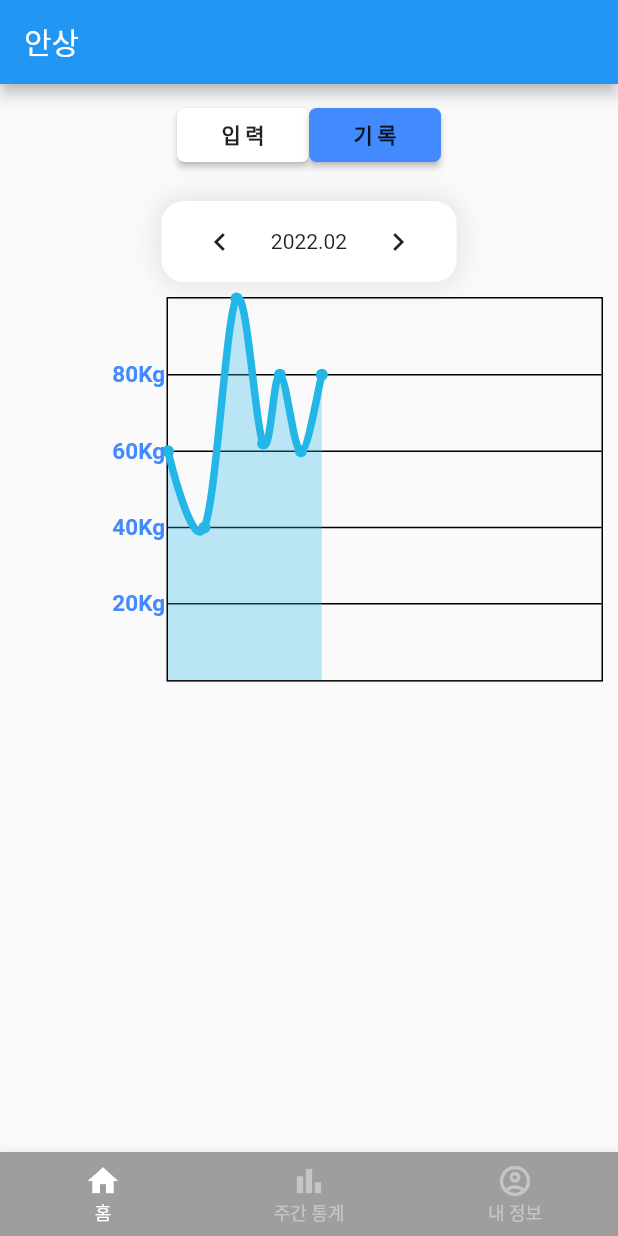
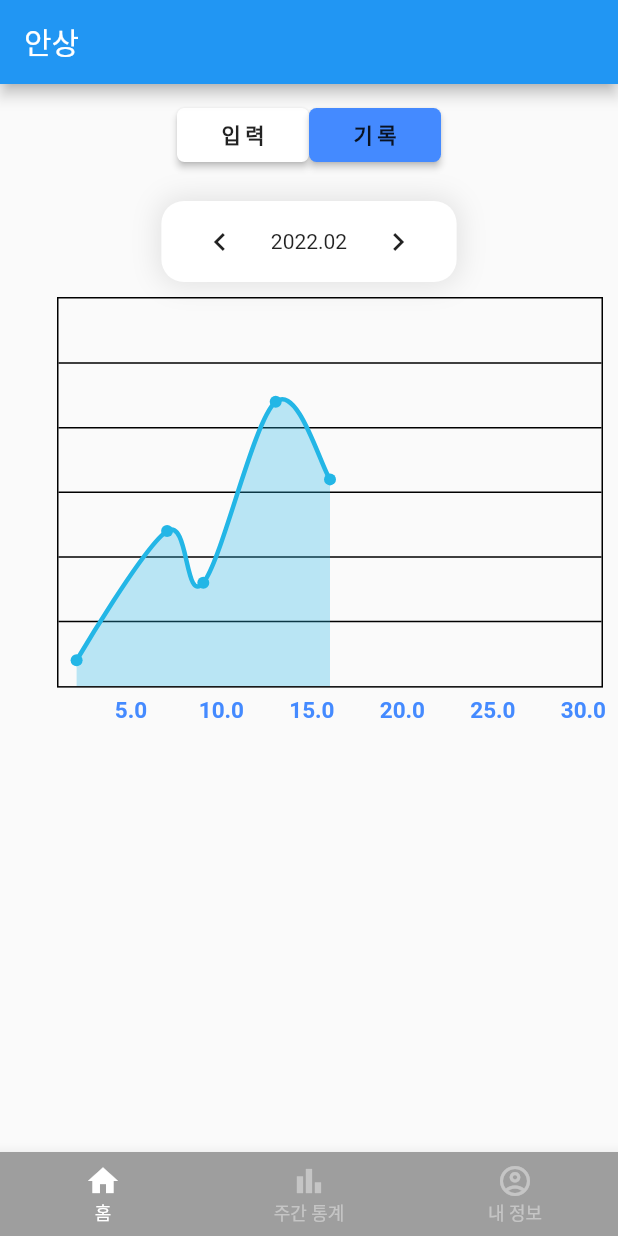
Before and after one commit to AnSang/self_check, a Flutter app: the screen it shows after launch, after a tap on "몸무게", on a phone screen of 412 x 824 dp. Run offline on Flutter 3.47's test engine with Material 2 defaults, Android fonts, the phone set to English and light mode, and no system bars; drawn by our look-alikes of fl_chart; our stand-ins replace firebase_auth, firebase_core, fluttertoast, get, shared_preferences; accounts and stored records are empty.

Commit message:
몸무게 기록 차트 수정 (임시데이터 추가)

```diff
--- a/lib/controller/weight_controller.dart
+++ b/lib/controller/weight_controller.dart
@@ -1,3 +1,4 @@
+import 'package:fl_chart/fl_chart.dart';
 import 'package:flutter/material.dart';
 import 'dart:convert';
 import 'package:get/get.dart';
@@ -24,7 +25,7 @@ class WeightController extends GetxController {
     items = initItems();
     monthItems = getMonthItem();
     super.onInit();
-  }
+   }
 
   @override
   void onClose() {
@@ -68,12 +69,29 @@ class WeightController extends GetxController {
     return list;
   }
 
+  List<FlSpot> getSpots() {
+    List<FlSpot> list = [];
+    if (items == null) {
+      for (Weight row in getInstanceList()) {
+        double date = int.parse(row.date.substring(8,10)).toDouble();
+        list.add(FlSpot(date, row.weight));
+      }
+    } else {
+      for (Weight row in items!) {
+        double date = int.parse(row.date.substring(8,10)).toDouble();
+        list.add(FlSpot(date, row.weight));
+      }
+    }
+    return list;
+  }
+
   // preferences
 
   List<Weight> initItems() {
     String? list = pref.getString(key);
     if (list == null) {
-      return <Weight>[];  // 없으면 빈 list 반환
+      return getInstanceList();
+      // return <Weight>[];  // 없으면 빈 list 반환
     } else {
       List list_ = jsonDecode(list);
       return list_.cast<Weight>();
@@ -96,4 +114,19 @@ class WeightController extends GetxController {
     items = initItems();
     monthItems = getMonthItem();
   }
+
+
+
+
+
+
+  List<Weight> getInstanceList() {
+    List<Weight> list = [];
+    list.add(Weight(date: '2022.02.02', weight: 52));
+    list.add(Weight(date: '2022.02.07', weight: 62));
+    list.add(Weight(date: '2022.02.09', weight: 58));
+    list.add(Weight(date: '2022.02.13', weight: 72));
+    list.add(Weight(date: '2022.02.16', weight: 66));
+    return list;
+  }
 }
--- a/lib/models/weight.dart
+++ b/lib/models/weight.dart
@@ -30,14 +30,4 @@ class WeightList {
   final List<Weight> weights;
 
   WeightList({ required this.weights });
-
-  List<Weight> getInstanceList() {
-    List<Weight> list = [];
-    list.add(Weight(date: '2022.02.02', weight: 52));
-    list.add(Weight(date: '2022.02.07', weight: 62));
-    list.add(Weight(date: '2022.02.09', weight: 58));
-    list.add(Weight(date: '2022.02.13', weight: 72));
-    list.add(Weight(date: '2022.02.16', weight: 66));
-    return list;
-  }
 }
--- a/lib/ui/first_weight.dart
+++ b/lib/ui/first_weight.dart
@@ -208,17 +208,17 @@ class FirstWeight extends StatelessWidget {
 LineChart setChart() {
   return LineChart( // Chart
       LineChartData(
-          minX: 0,
+          minX: 1,
           maxX: 31,
-          minY: 0,
-          maxY: 5,
+          minY: 50,
+          maxY: 80,
           gridData: FlGridData(
             show: true,
             drawVerticalLine: false,
             getDrawingHorizontalLine: (value) {
               return FlLine(
                   color: Colors.black,
-                  strokeWidth: 1
+                  strokeWidth: 1,
               );
             },
           ),
@@ -226,12 +226,14 @@ LineChart setChart() {
               show: true,
               bottomTitles: SideTitles(   // 하단 타이틀 설정
                   showTitles: true,
-                  reservedSize: 31,       //??
                   textStyle: titleStyle(),
                   getTitles: (value) {    //
-                    return '';
-                  },
-                  margin: 1
+                    if (value % 5 == 0) {
+                      return value.toString();
+                    } else {
+                      return '';
+                    }
+                  }
               ),
 
               leftTitles: SideTitles( // 왼쪽 타이틀 설정
@@ -250,8 +252,6 @@ LineChart setChart() {
                   }
                   return '';
                 },
-                reservedSize: 100,
-                margin: 1,
               )
           ),
 
@@ -262,24 +262,15 @@ LineChart setChart() {
 
           lineBarsData: [ // 입력될 데이터
             LineChartBarData(
-              spots: [ // 한사이클 7개
-                FlSpot(0, 3),
-                FlSpot(2.6, 2),
-                FlSpot(4.9, 5),
-                FlSpot(6.8, 3.1),
-                FlSpot(8, 4),
-                FlSpot(9.5, 3),
-                FlSpot(11, 4),
-              ],
+              spots: controller.getSpots(), // 한사이클 7개,
               isCurved: true,
               colors: gradientColors,
-              barWidth: 5,
+              barWidth: 3,
               isStrokeCapRound: true,
               dotData: FlDotData( show: true ),
               belowBarData: BarAreaData(
                 show: true,
-                colors:
-                gradientColors.map((color) => color.withOpacity(0.3)).toList(),
+                colors: gradientColors.map((color) => color.withOpacity(0.3)).toList(),
               ),
             )
           ]
```
